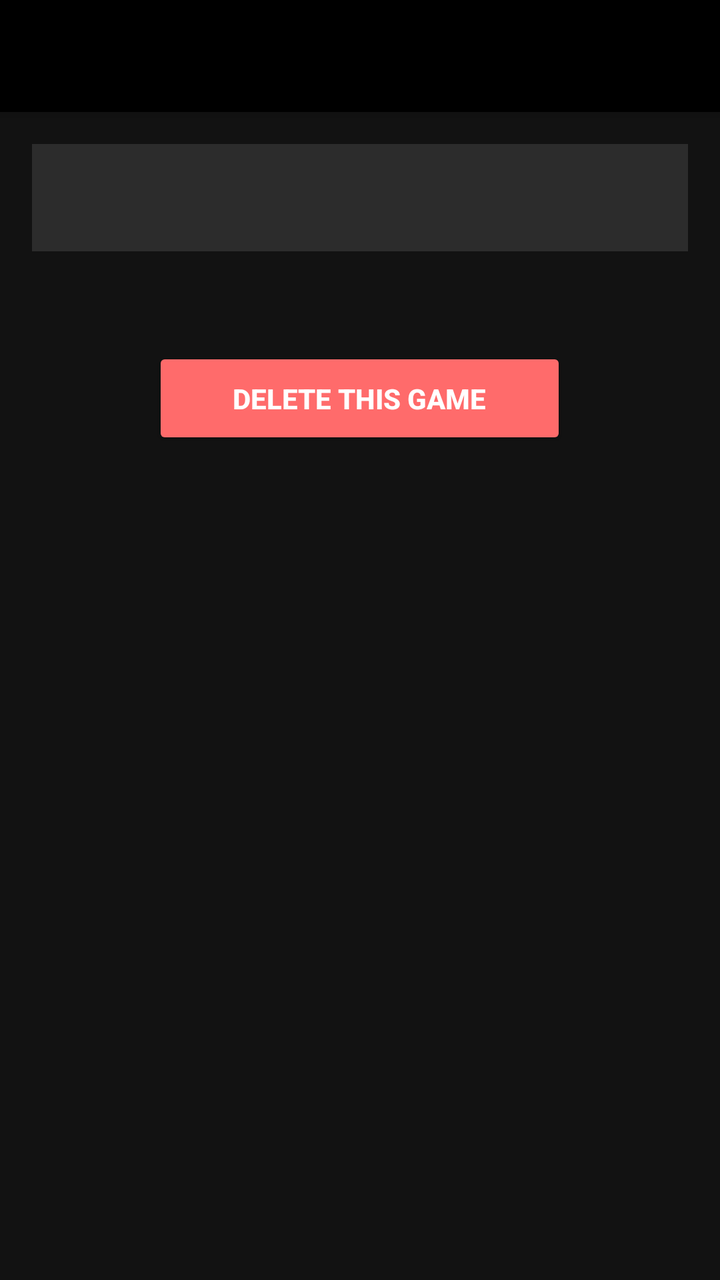
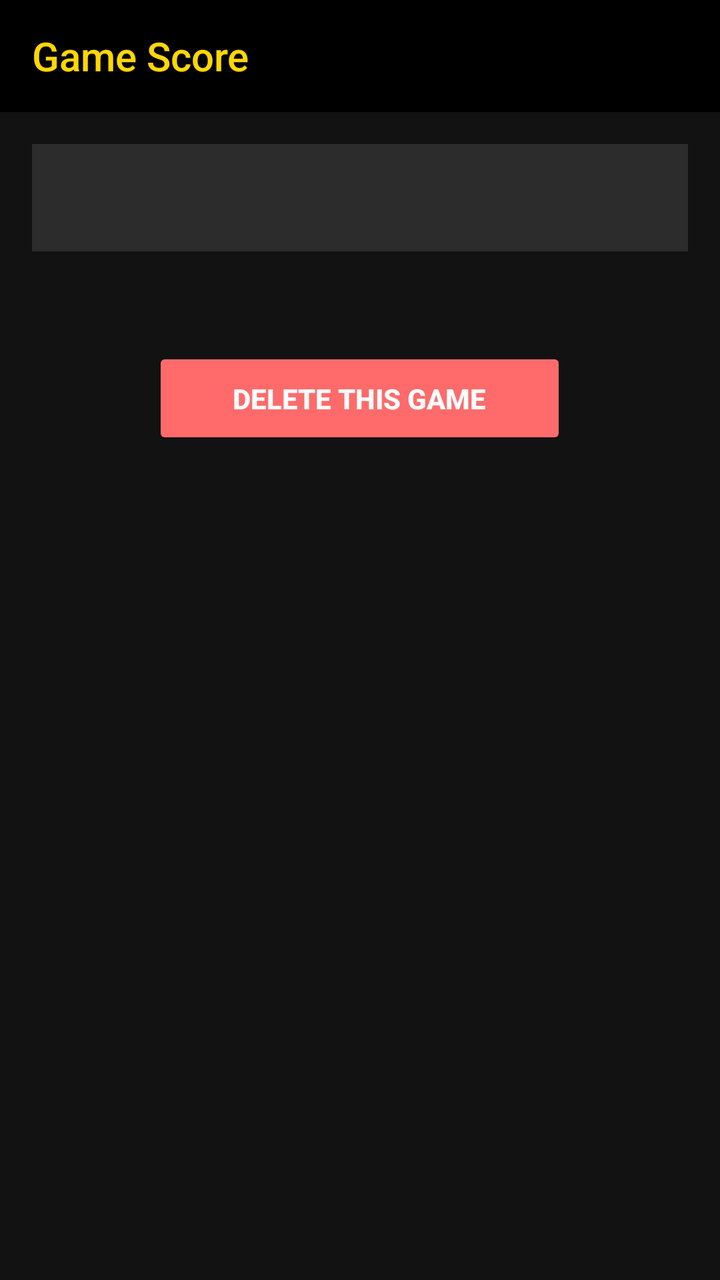

Two renders of the same Android screen: before a commit and after it. Below are the layout's source before the change and the commit's diff.
<!-- AndroidManifest.xml: application theme Theme.SevenWondersScore -->
<!-- res/layout/activity_game_detail.xml -->
<?xml version="1.0" encoding="utf-8"?>
<LinearLayout xmlns:android="http://schemas.android.com/apk/res/android"
    android:layout_width="match_parent"
    android:layout_height="match_parent"
    android:orientation="vertical"
    android:fitsSystemWindows="true"
    android:background="#121212">

    <androidx.appcompat.widget.Toolbar
        android:id="@+id/toolbar"
        android:layout_width="match_parent"
        android:layout_height="?attr/actionBarSize"
        android:background="#000000"
        android:elevation="4dp" />

    <ScrollView
        android:layout_width="match_parent"
        android:layout_height="0dp"
        android:layout_weight="1">

        <LinearLayout
            android:id="@+id/layoutMain"
            android:layout_width="match_parent"
            android:layout_height="wrap_content"
            android:orientation="vertical"
            android:padding="16dp">

            <TextView
                android:id="@+id/tvGameInfo"
                android:layout_width="match_parent"
                android:layout_height="wrap_content"
                android:background="#2C2C2C"
                android:padding="16dp"
                android:textSize="16sp"
                android:textColor="#FFFFFF"
                android:layout_marginBottom="16dp" />

            <HorizontalScrollView
                android:layout_width="match_parent"
                android:layout_height="wrap_content">

                <TableLayout
                    android:id="@+id/tableDetail"
                    android:layout_width="wrap_content"
                    android:layout_height="wrap_content"
                    android:stretchColumns="*" />

            </HorizontalScrollView>

            
            <LinearLayout
                android:layout_width="match_parent"
                android:layout_height="wrap_content"
                android:orientation="vertical"
                android:gravity="center"
                android:layout_marginTop="32dp">

                <Button
                    android:id="@+id/btnDeleteGame"
                    android:layout_width="wrap_content"
                    android:layout_height="wrap_content"
                    android:text="Delete this game"
                    android:backgroundTint="#FF6B6B"
                    android:textColor="#FFFFFF"
                    android:textStyle="bold"
                    android:paddingStart="40dp"
                    android:paddingEnd="40dp"
                    android:paddingTop="16dp"
                    android:paddingBottom="16dp" />

            </LinearLayout>

        </LinearLayout>

    </ScrollView>

</LinearLayout>
<!-- resources referenced by this layout -->
<resources>
  <style name="Theme.SevenWondersScore" parent="Theme.AppCompat.DayNight.NoActionBar">
          
          <item name="colorPrimary">#1E1E1E</item>
          <item name="colorPrimaryDark">#000000</item>
          <item name="colorAccent">#FFD700</item>
  
          
          <item name="android:windowBackground">@color/dark_background</item>
          <item name="android:colorBackground">@color/dark_background</item>
  
          
          <item name="android:textColor">@color/light_text</item>
          <item name="android:textColorPrimary">@color/light_text</item>
          <item name="android:textColorSecondary">@color/light_text_secondary</item>
  
          
          <item name="alertDialogTheme">@style/DarkAlertDialog</item>
      </style>
  <color name="dark_background">#121212</color>
  <color name="light_text">#FFFFFF</color>
  <color name="light_text_secondary">#B0B0B0</color>
  <style name="DarkAlertDialog" parent="Theme.AppCompat.Dialog.Alert">
          <item name="android:background">#2C2C2C</item>
          <item name="android:textColor">#FFFFFF</item>
          <item name="android:textColorPrimary">#FFFFFF</item>
          <item name="buttonBarNegativeButtonStyle">@style/DarkDialogButton</item>
          <item name="buttonBarPositiveButtonStyle">@style/DarkDialogButton</item>
      </style>
  <style name="DarkDialogButton" parent="Widget.AppCompat.Button.ButtonBar.AlertDialog">
          <item name="android:textColor">#FFD700</item>
      </style>
</resources>

<!-- the commit's change to res/layout/activity_game_detail.xml (unified diff, before → after) -->
@@ -1,5 +1,6 @@
 <?xml version="1.0" encoding="utf-8"?>
 <LinearLayout xmlns:android="http://schemas.android.com/apk/res/android"
+    xmlns:app="http://schemas.android.com/apk/res-auto"
     android:layout_width="match_parent"
     android:layout_height="match_parent"
     android:orientation="vertical"
@@ -11,7 +12,9 @@
         android:layout_width="match_parent"
         android:layout_height="?attr/actionBarSize"
         android:background="#000000"
-        android:elevation="4dp" />
+        android:elevation="4dp"
+        app:title="Game Score"
+        app:titleTextColor="#FFD700" />
 
     <ScrollView
         android:layout_width="match_parent"
